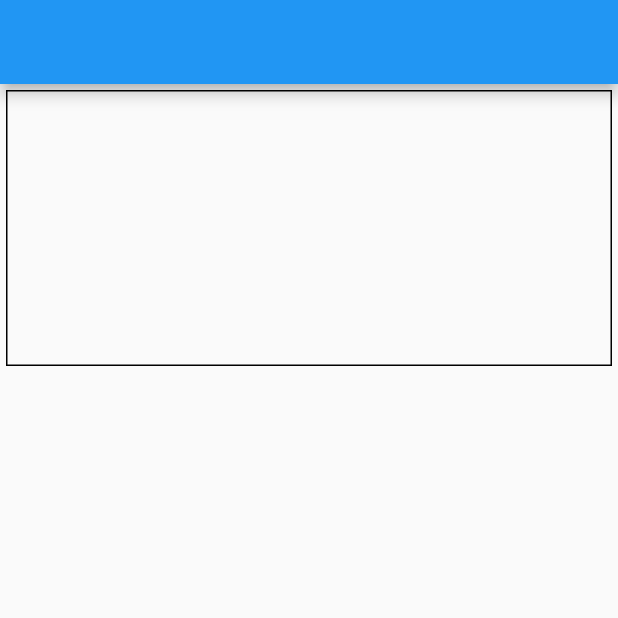
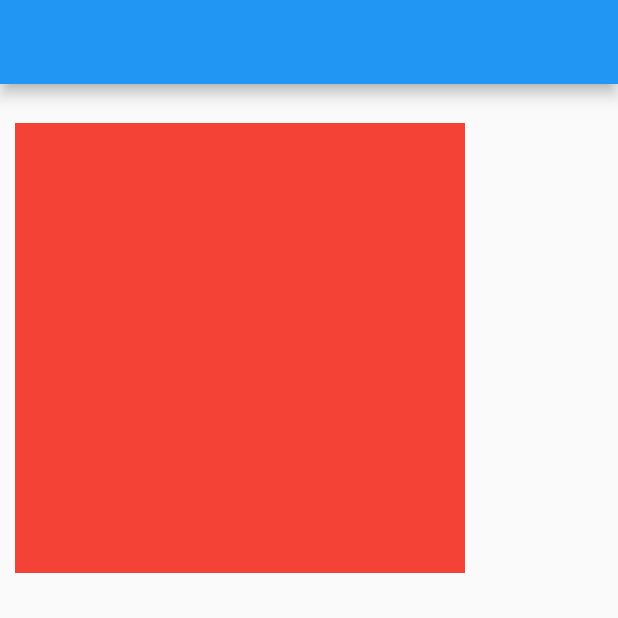
Before and after one commit to scarlos723/nfc-test, a Flutter app: the screen it shows after launch, on a phone screen of 412 x 824 dp, the top half of it. Run offline on Flutter 3.47's test engine with Material 2 defaults, Android fonts, the phone set to English and light mode, and no system bars; our stand-ins replace flutter_tts; missing offline and left inert: nfc_manager.

Commit message:
Funcionalidad lista de productos y descripcion del producto

```diff
--- a/lib/main.dart
+++ b/lib/main.dart
@@ -27,10 +27,10 @@ class _MyHomePageState extends State<MyHomePage> {
   ValueNotifier<dynamic> result = ValueNotifier(null);
 
 
-  String producto = "";
-  List tagID = [
-    {"id":1, "name":"Cafe", "tagId":[4, 245, 119, 58, 20, 111, 128]},
-    {"id":2, "name":"Chocolate", "tagId":[62, 245, 28, 228]}
+  Map producto = {"id":0 , "name":"", "description":""};
+  List tagIds = [
+    {"id":1, "name":"Café", "tagId":[4, 245, 119, 58, 20, 111, 128], "description": "500 gramos de contenido, este producto vence el 20 de Marzo del 2022"},
+    {"id":2, "name":"Chocolate", "tagId":[62, 245, 28, 228], "description": "500 gramos de contenido, este producto vence el 20 de Enero del 2022"}
 
 
   ];
@@ -46,15 +46,13 @@ class _MyHomePageState extends State<MyHomePage> {
             }
             else {
             return Flex(
-                    mainAxisAlignment: MainAxisAlignment.spaceBetween,
+                    /* mainAxisAlignment: MainAxisAlignment.spaceBetween, */
                     direction: Axis.vertical,
                     children: [
                       Flexible(
-                        flex: 1,
-                        child: Container(
-                          margin: EdgeInsets.all(4),
-                          constraints: BoxConstraints.expand(),
-                          decoration: BoxDecoration(border: Border.all()),
+                          flex:1,
+
+
                           child: SingleChildScrollView(
                             child: ValueListenableBuilder<dynamic>(
                               valueListenable: result,
@@ -62,10 +60,9 @@ class _MyHomePageState extends State<MyHomePage> {
                                   Text('${value ?? ''}'),
                             ),
                           ),
-                        ),
                       ),
-                      Flexible(
-                        flex: 3,
+                      /* Flexible(
+                        flex: 1,
                         child: GridView.count(
                           padding: EdgeInsets.all(4),
                           crossAxisCount: 2,
@@ -79,7 +76,22 @@ class _MyHomePageState extends State<MyHomePage> {
 
                           ],
                         ),
-                      ),
+                      ), */
+
+                      GestureDetector(
+                          onDoubleTap: (){ _speakDescription(producto["description"]); },
+                          child: Container(
+                            margin: EdgeInsets.all(10),
+                            padding: EdgeInsets.all(10),
+                            width: 300,
+                            height: 300,
+                            color: Colors.red,
+                            child: Center(
+                                child:Text(producto["name"])
+                            ),
+                          )
+                      )
+
                     ],
                   );
               }
@@ -88,13 +100,24 @@ class _MyHomePageState extends State<MyHomePage> {
     );
   }
 
-  Future _speak () async{
+  Future _speak (name) async{
      await flutterTts.setVolume(1);
     await flutterTts.setSpeechRate(0.5);
     await flutterTts.setPitch(1.0);
     await flutterTts.setLanguage('es-ES');
     await flutterTts.awaitSpeakCompletion(true);
-    await flutterTts.speak("El producto es café");
+    await flutterTts.speak("El producto es: "+ name);
+
+
+  }
+
+  Future _speakDescription (description) async{
+     await flutterTts.setVolume(1);
+    await flutterTts.setSpeechRate(0.5);
+    await flutterTts.setPitch(1.0);
+    await flutterTts.setLanguage('es-ES');
+    await flutterTts.awaitSpeakCompletion(true);
+    await flutterTts.speak( description);
 
 
   }
@@ -127,15 +150,26 @@ class _MyHomePageState extends State<MyHomePage> {
   void _setId(_list){
 
     print (_list);
-    if(areListsEqual(_list, [4, 245, 119, 58, 20, 111, 128]) ){
+    for (var item in tagIds){
+       if(areListsEqual(item["tagId"], _list) ){
       setState(() {
-        producto="Cafe";
+        producto=item;
+      });
+      _speak(item['name']);
+      print ("Entro al  If");
+    }else{
+      print ("No entro");
+    }
+    }
+   /*  if(areListsEqual(item["tagId"], [4, 245, 119, 58, 20, 111, 128]) ){
+      setState(() {
+        producto["name"]="Cafe";
       });
       _speak();
       print ("Entro al  If");
     }else{
       print ("No entro");
-    }
+    } */
 
   }
 
```
